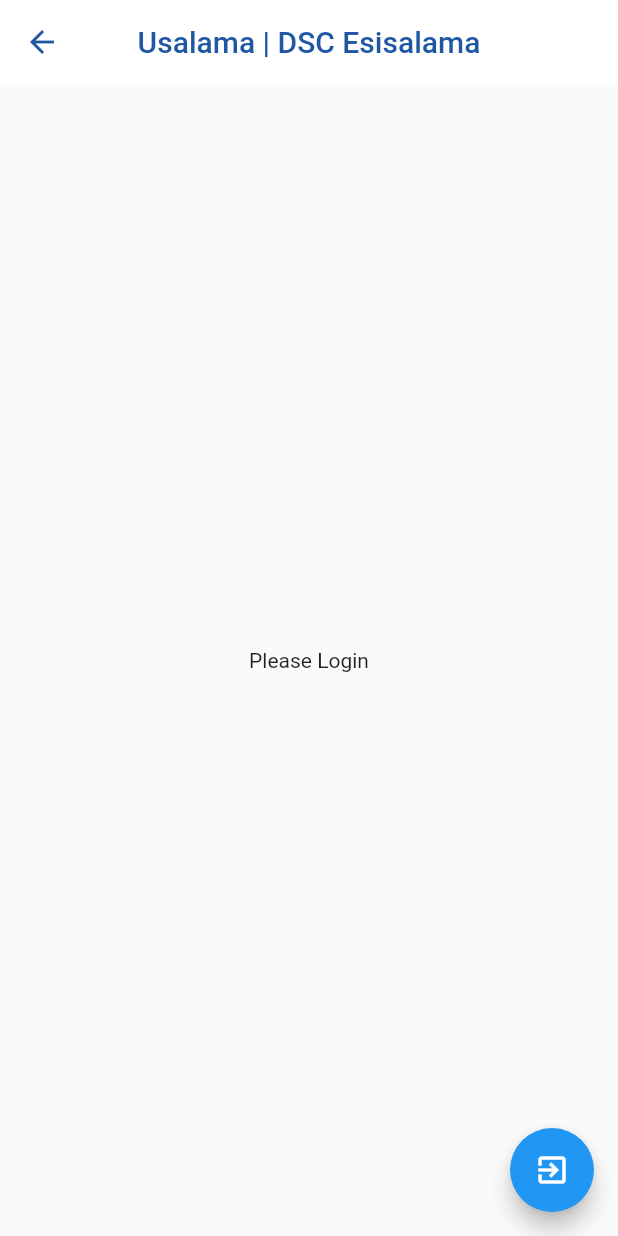
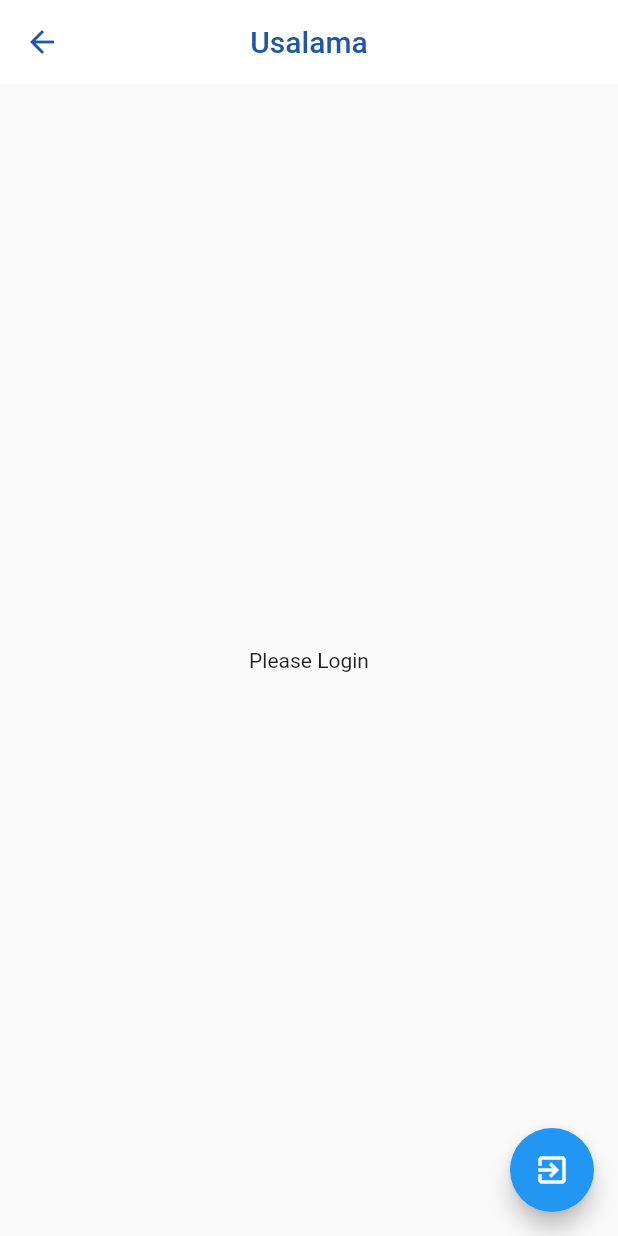
Before and after one commit to jeanluc243/usalama, a Flutter app: the CallPage screen opened directly, on a phone screen of 412 x 824 dp. Run offline on Flutter 3.47's test engine with Material 2 defaults, Android fonts, the phone set to English and light mode, and no system bars; our stand-ins replace fluro, page_transition, responsive_grid.

Commit message:
📦 NEW:  Add BloC and Flutter_Bloc packages

```diff
--- a/lib/app.dart
+++ b/lib/app.dart
@@ -7,7 +7,7 @@ class MyApp extends StatelessWidget {
   @override
   Widget build(BuildContext context) {
     return MaterialApp(
-      title: 'Usalama | DSC ',
+      title: 'Usalama',
       theme: ThemeData(
         primarySwatch: Colors.blue,
       ),
--- a/lib/ui/layouts/app_bar.dart
+++ b/lib/ui/layouts/app_bar.dart
@@ -6,7 +6,7 @@ AppBar appBar = AppBar(
   ),
   backgroundColor: Colors.white,
   title: Text(
-    "Usalama | DSC Esisalama",
+    "Usalama",
     style: TextStyle(
       color: Color(0xFF2057A4),
     ),
--- a/pubspec.yaml
+++ b/pubspec.yaml
@@ -26,6 +26,10 @@ dependencies:
   responsive_grid: ^1.1.1
   fluro: ^1.5.2
   page_transition: ^1.1.5
+  bloc: ^4.0.0
+  flutter_bloc: ^4.0.0
+  bloc_test: ^5.0.0
+
 
   # animated_splash: ^1.0.0
 
```
Also changed, not shown: pubspec.lock.
